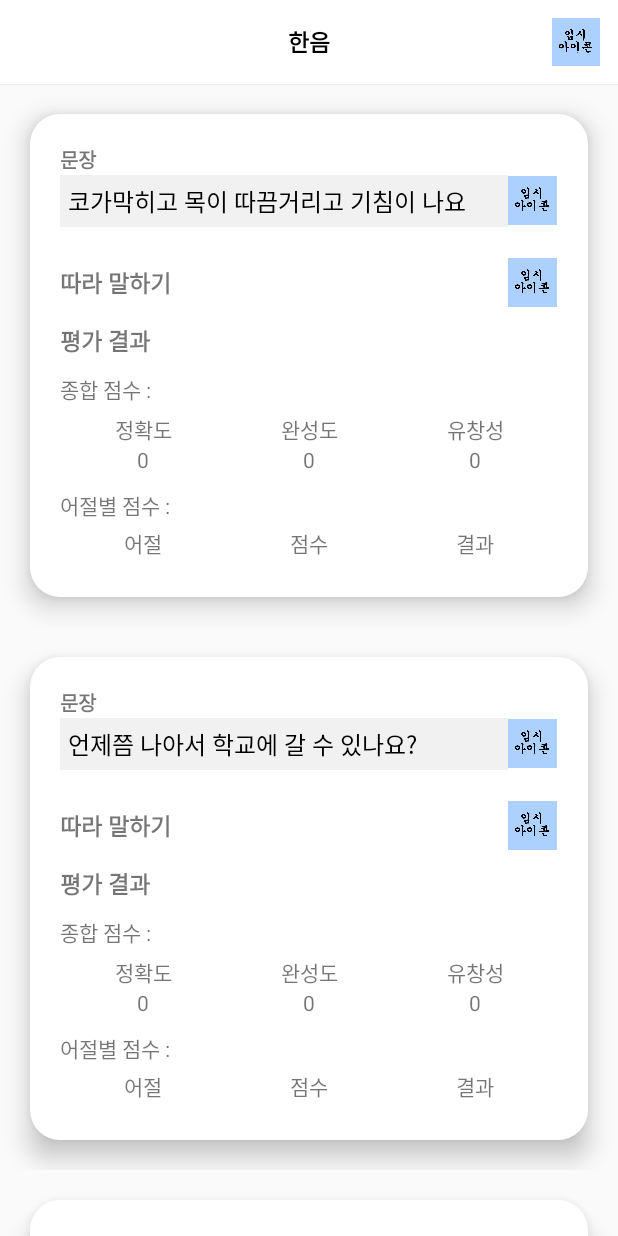
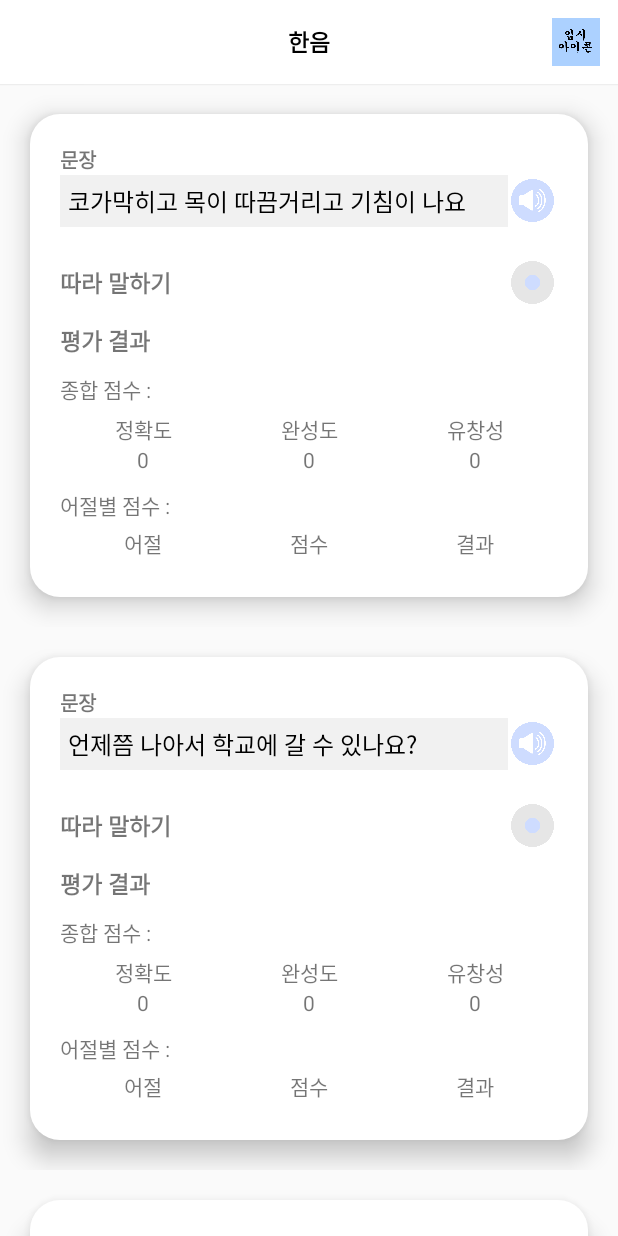
Before and after one commit to capstonedesign-7/haneum, an Android app: the StepOneActivity screen opened directly, with no data from a screen before it, on a phone screen of 412 x 824 dp. Run offline under Robolectric (Android 15) with nearby library versions, the light colour scheme and no system bars.

Commit message:
Feat : Update

```diff
--- a/android_app/app/src/main/res/layout/layout_situation.xml
+++ b/android_app/app/src/main/res/layout/layout_situation.xml
@@ -21,7 +21,7 @@
                 android:layout_width="match_parent"
                 android:layout_height="80dp"
                 android:paddingTop="20dp"
-                android:src="@drawable/img_logo">
+                android:src="@drawable/hospital">
 
             </ImageView>
 
--- a/android_app/app/src/main/res/layout/layout_stepone.xml
+++ b/android_app/app/src/main/res/layout/layout_stepone.xml
@@ -44,7 +44,8 @@
                 android:layout_height="34dp"
                 android:layout_weight="0.1"
                 android:clickable="true"
-                android:src="@drawable/img_logo"/>
+                android:padding="2dp"
+                android:src="@drawable/speaker"/>
         </LinearLayout>
 
 
@@ -70,7 +71,7 @@
                     android:id="@+id/record_start"
                     android:layout_width="match_parent"
                     android:layout_height="match_parent"
-                    android:src="@drawable/img_logo"
+                    android:src="@drawable/record_start"
                     android:visibility="visible"
 
                     />
@@ -79,7 +80,7 @@
                     android:id="@+id/record_stop"
                     android:layout_width="match_parent"
                     android:layout_height="match_parent"
-                    android:src="@drawable/step3_mic"
+                    android:src="@drawable/record_stop"
                     android:visibility="gone"
 
                     />
```
Also changed, not shown: android_app/app/src/main/res/layout/layout_steptwo.xml (+4 -3 lines), android_app/app/src/main/res/drawable/hospital.png (added), android_app/app/src/main/res/drawable/record_start.png (added), android_app/app/src/main/res/drawable/record_stop.png (added), android_app/app/src/main/res/drawable/speaker.png (added).
